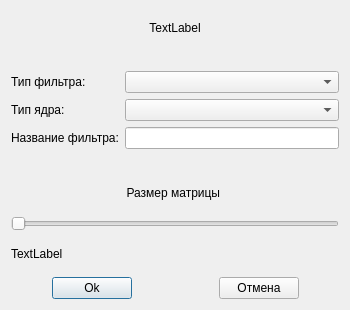
Qt form Filters/MorphFilters/MorphFilterEditor/morphfilterform.ui (ptaxom/CurseWork) before a commit.
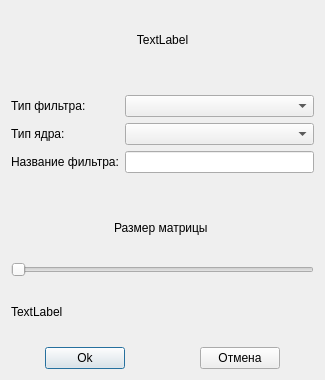
The same form after that commit.

```diff
--- a/Filters/MorphFilters/MorphFilterEditor/morphfilterform.ui
+++ b/Filters/MorphFilters/MorphFilterEditor/morphfilterform.ui
@@ -6,8 +6,8 @@
    <rect>
     <x>0</x>
     <y>0</y>
-    <width>350</width>
-    <height>310</height>
+    <width>325</width>
+    <height>380</height>
    </rect>
   </property>
   <property name="minimumSize">
```
